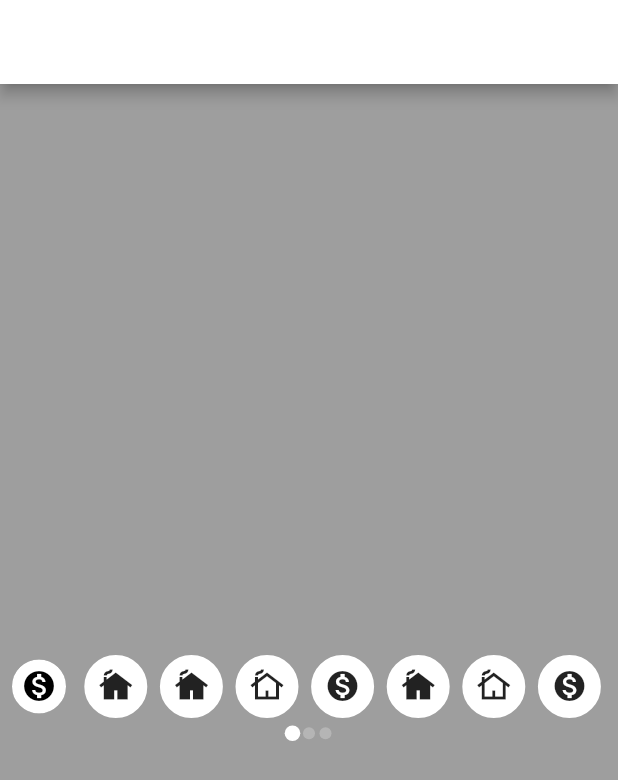
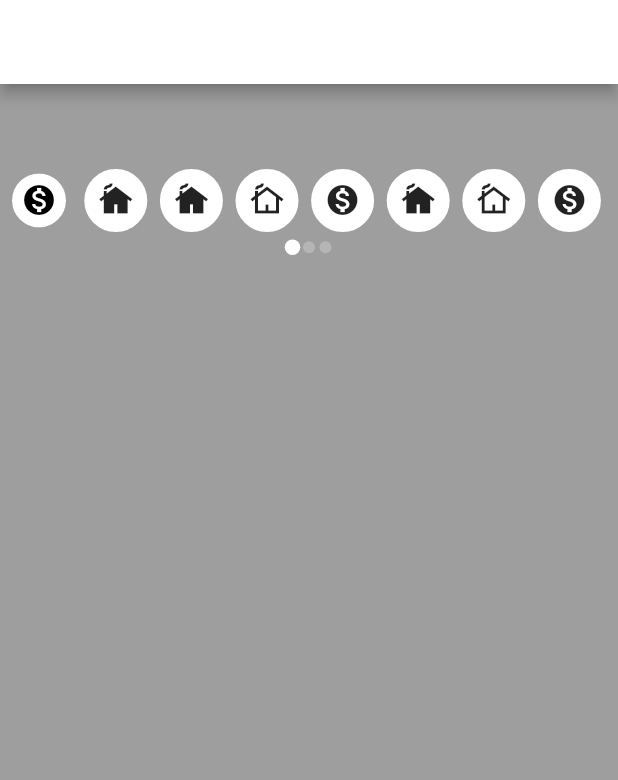
Before and after one commit to madmandd/madpicker, a Flutter app: the screen it shows after launch, on a phone screen of 412 x 824 dp. Shown: the top 780 px of the screen. Run offline on Flutter 3.47's test engine with Material 2 defaults, Android fonts, the phone set to English and light mode, and no system bars; drawn by our look-alikes of smooth_page_indicator.

```diff
--- a/example/lib/main.dart
+++ b/example/lib/main.dart
@@ -1,4 +1,5 @@
 import 'package:flutter/material.dart';
+
 import 'package:madpicker/madpicker.dart';
 
 void main() {
@@ -35,7 +36,9 @@ class _HomeState extends State<Home> {
         backgroundColor: Colors.white,
         foregroundColor: Colors.black,
       ),
-      body: Center(
+      body: Column(
+        children: [
+          Center(
             child: MadColorPicker(
               isColorPicker: false,
               selectedIcon: _iconData,
@@ -47,6 +50,8 @@ class _HomeState extends State<Home> {
               },
             ),
           ),
+        ],
+      ),
     );
   }
 }
--- a/lib/src/constant.dart
+++ b/lib/src/constant.dart
@@ -37,6 +37,7 @@ class Constants {
 
 
   static const List<IconData> icon1 = [
+
     Icons.cottage,
     Icons.cottage,
     Icons.cottage_outlined,
--- a/lib/src/picker.dart
+++ b/lib/src/picker.dart
@@ -33,6 +33,7 @@ class MadColorPicker extends StatelessWidget {
         mainAxisAlignment: MainAxisAlignment.end,
         crossAxisAlignment: CrossAxisAlignment.center,
         children: [
+
           isColorPicker
               ? Row(
                   children: [
--- a/pubspec.yaml
+++ b/pubspec.yaml
@@ -19,5 +19,4 @@ dev_dependencies:
 
 
 
-
 flutter: null
```
Also changed, not shown: example/pubspec.yaml (+6 -4 lines), example/pubspec.lock, 1 other file. Lines whose indentation alone changed are shown as unchanged.
